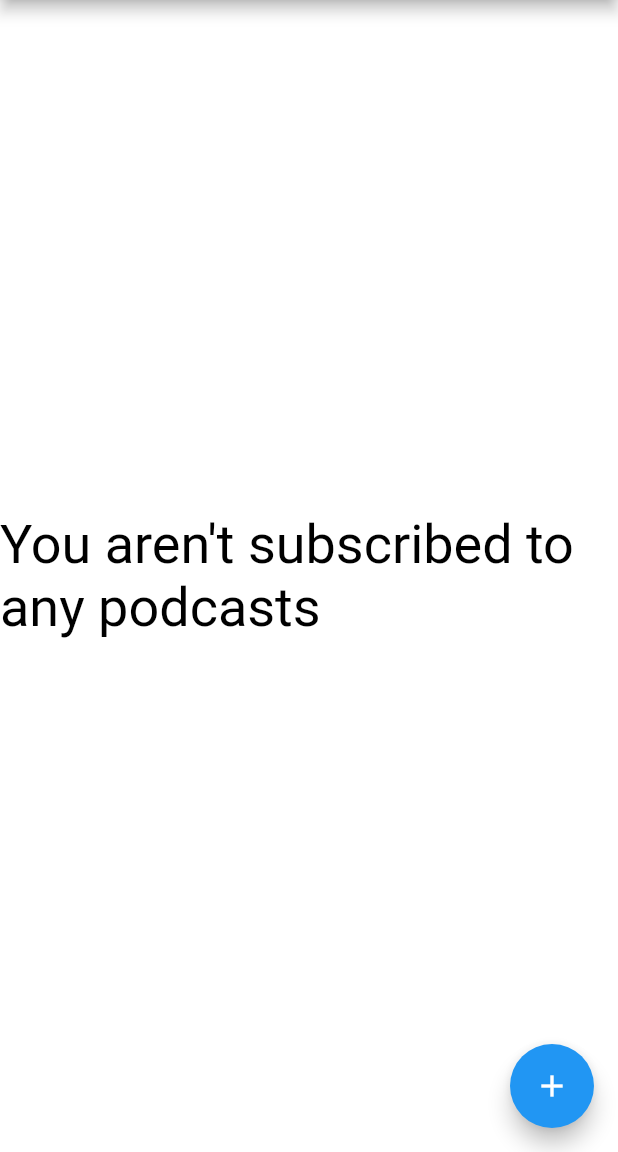
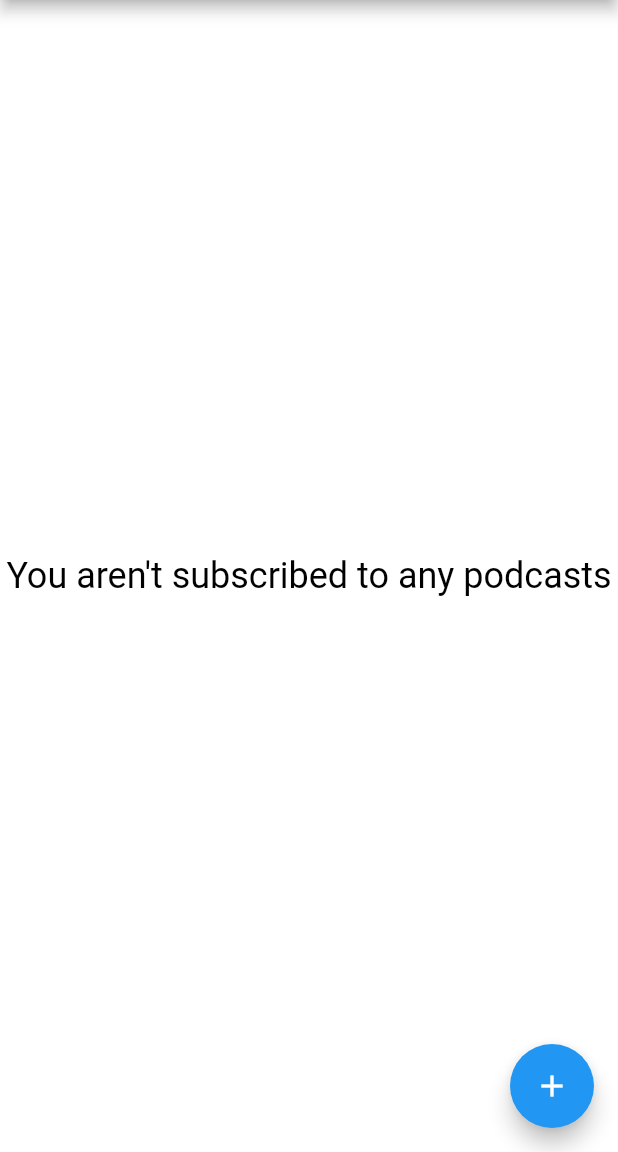
Before and after one commit to ttrpd/Podtastic, a Flutter app: the screen it shows after launch, on a phone screen of 412 x 824 dp, the part 84-1236 px from its top. Run offline on Flutter 3.47's test engine with Material 2 defaults, Android fonts, the phone set to English and light mode, and no system bars; our stand-ins replace sqflite; accounts and stored records are empty; network calls fail.

```diff
--- a/lib/main.dart
+++ b/lib/main.dart
@@ -24,10 +24,10 @@ class MyApp extends StatelessWidget {
           primaryTextTheme: TextTheme(
             body1: TextStyle(
               color: Colors.black,
-              fontSize: 36.0,
+              fontSize: 24.0,
             ),
             body2: TextStyle(
-              color: Colors.red,
+              color: Colors.grey,
               fontSize: 10.0,
             )
           ),
```
Also changed, not shown: lib/WebPodcasts/podcast.dart (+8 -3 lines), lib/my_podcasts_page.dart (+8 -4 lines), lib/my_podcasts_provider.dart (+8 -7 lines).
